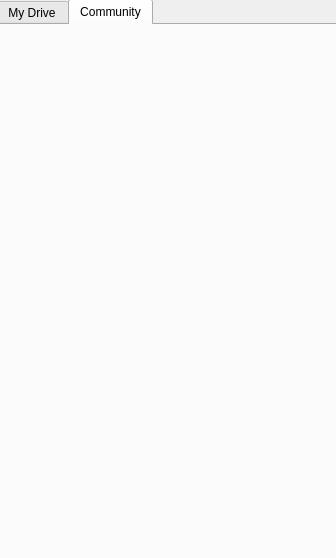
First picture: the form in ellipsis_drive_dialog_base.ui, repository ellipsis-drive-internal/qgis-plugin, before the edit.
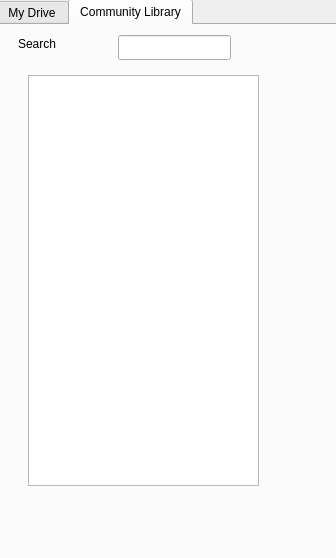
Second picture: the form after the edit. The open tabs and pages were chosen to show the change.

Commit message: add searching for community maps, debounced

What changed in the file:
```diff
--- a/ellipsis_drive_dialog_base.ui
+++ b/ellipsis_drive_dialog_base.ui
@@ -130,8 +130,41 @@
    </widget>
    <widget class="QWidget" name="communitytab">
     <attribute name="title">
-     <string>Community</string>
+     <string>Community Library</string>
     </attribute>
+    <widget class="QListWidget" name="listWidget_community">
+     <property name="geometry">
+      <rect>
+       <x>30</x>
+       <y>50</y>
+       <width>231</width>
+       <height>411</height>
+      </rect>
+     </property>
+    </widget>
+    <widget class="QLabel" name="label">
+     <property name="geometry">
+      <rect>
+       <x>20</x>
+       <y>10</y>
+       <width>67</width>
+       <height>17</height>
+      </rect>
+     </property>
+     <property name="text">
+      <string>Search</string>
+     </property>
+    </widget>
+    <widget class="QLineEdit" name="lineEdit_communitysearch">
+     <property name="geometry">
+      <rect>
+       <x>120</x>
+       <y>10</y>
+       <width>113</width>
+       <height>25</height>
+      </rect>
+     </property>
+    </widget>
    </widget>
   </widget>
  </widget>
```
Left out of the diff: 4 changed lines with no effect on the pictures. The commit also changes 1 other file.
